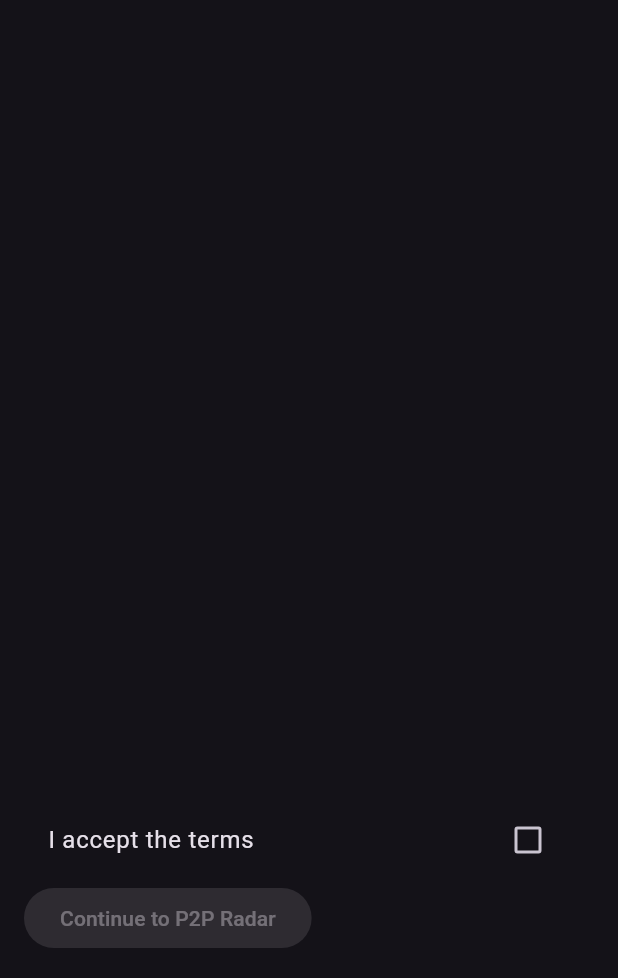
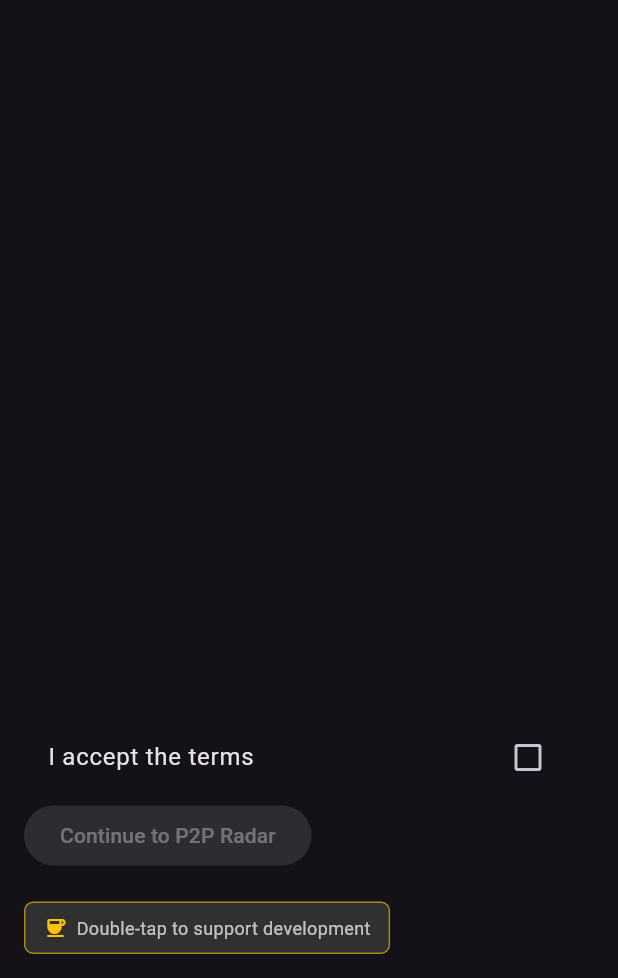
Before and after one commit to Viking12290/trail_radar, a Flutter app: the screen it shows after launch, on a phone screen of 412 x 824 dp, the part 258-1236 px from its top. Run offline on Flutter 3.47's test engine with Material 3 defaults, Android fonts, the phone set to English and light mode, and no system bars.

Commit message:
Add working Buy Me a coffee with url_launcher and resolve build dependencies

```diff
--- a/lib/main.dart
+++ b/lib/main.dart
@@ -1,6 +1,8 @@
 import 'dart:io';
 import 'package:flutter/material.dart';
-import 'services/p2p_service.dart';import 'package:web_socket_channel/web_socket_channel.dart';
+import 'services/p2p_service.dart';
+import 'package:web_socket_channel/web_socket_channel.dart';
+import 'package:url_launcher/url_launcher.dart';
 
 
 void main() => runApp(const TrailRadarApp());
@@ -62,14 +64,41 @@
                   : null,
               child: const Text('Continue to P2P Radar'),
             ),
-          ],
+            SizedBox(height: 20),
+            GestureDetector(
+              onDoubleTap: () async {
+                final Uri url = Uri.parse('https://buymeacoffee.com/Viking12290');
+                if (!await launchUrl(url, mode: LaunchMode.externalApplication)) {
+                  // Fallback if launch fails silently
+                }
+              },
+              child: Container(
+                padding: EdgeInsets.symmetric(horizontal: 12, vertical: 8),
+                decoration: BoxDecoration(
+                  color: Colors.grey[850],
+                  borderRadius: BorderRadius.circular(6),
+                  border: Border.all(color: Colors.amber.withOpacity(0.6), width: 1),
+                ),
+                child: Row(
+                  mainAxisSize: MainAxisSize.min,
+                  children: [
+                    Icon(Icons.coffee, color: Colors.amber, size: 16),
+                    SizedBox(width: 6),
+                    Text(
+                      "Double-tap to support development",
+                      style: TextStyle(color: Colors.white70, fontSize: 12),
+                      ),
+                    ]
+                  ),
+                ),
+              ),
+	    ]
+	  ),
         ),
-      ),
-    );
+      );
+    }
   }
-}
-
-class ChatMessage {
+  class ChatMessage {
   final String text;
   final bool isMe;
   final DateTime timestamp;
--- a/pubspec.yaml
+++ b/pubspec.yaml
@@ -36,6 +36,7 @@
   # Use with the CupertinoIcons class for iOS style icons.
   cupertino_icons: ^1.0.8
   web_socket_channel: ^3.0.3
+  url_launcher: ^6.2.5
 
 dev_dependencies:
   image_picker: ^1.0.7
```
Also changed, not shown: pubspec.lock, 5 other files.
